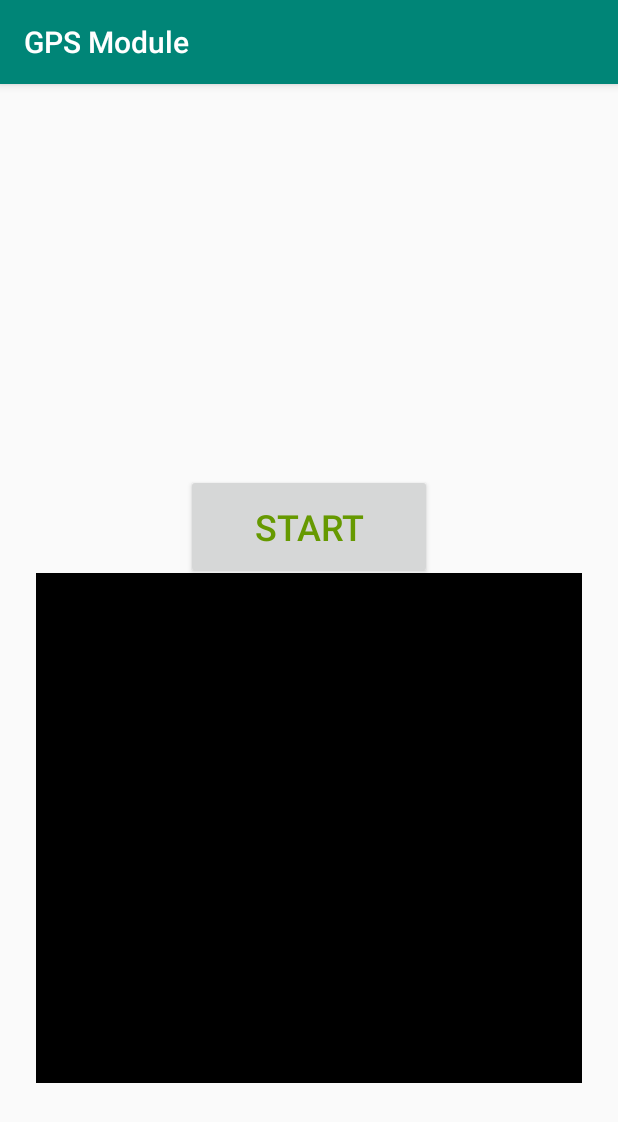
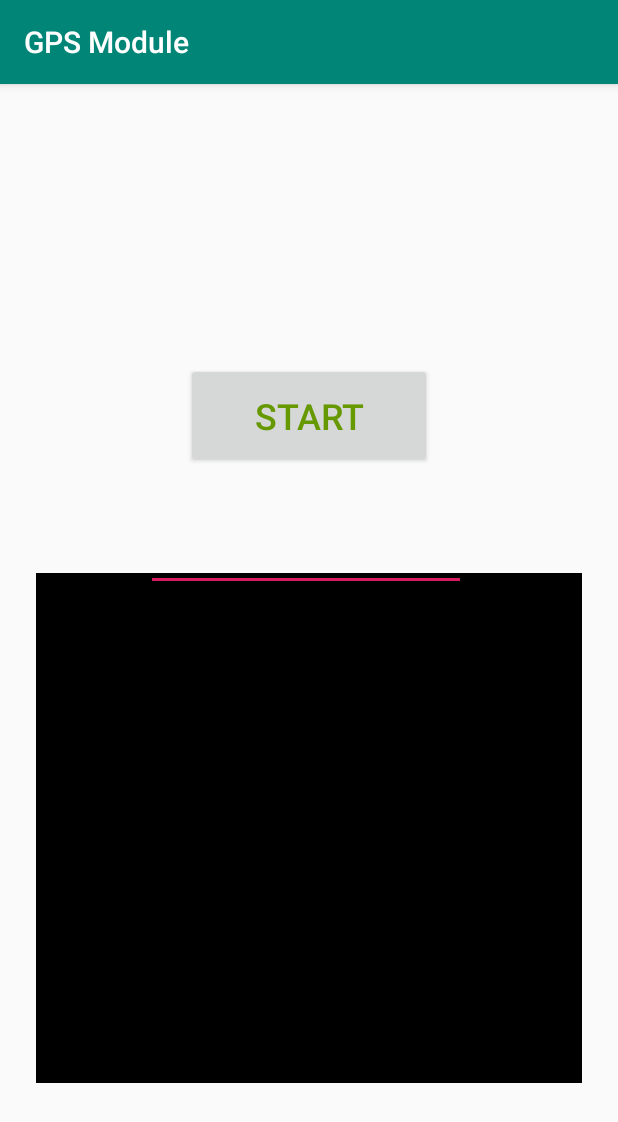
Before and after one commit to ctrl-alt-code-iot-hackathon/Hackinator, an Android app: the screen it shows after launch (MainActivity), on a phone screen of 412 x 824 dp. Shown: the top 1122 px of the screen. Run offline under Robolectric (Android 15) with nearby library versions, the phone set to English and light mode, and no system bars; libraries missing offline, so code that uses them is left out: com.jcraft.jsch.

Commit message:
Final Files Edited

```diff
--- a/src/GPSModule/app/build.gradle
+++ b/src/GPSModule/app/build.gradle
@@ -19,11 +19,11 @@ android {
 }
 
 dependencies {
-    implementation fileTree(dir: 'libs', include: ['*.jar'])
+    implementation fileTree(include: ['*.jar'], dir: 'libs')
     implementation 'com.android.support:appcompat-v7:28.0.0'
     implementation 'com.android.support.constraint:constraint-layout:1.1.3'
     testImplementation 'junit:junit:4.12'
     androidTestImplementation 'com.android.support.test:runner:1.0.2'
     androidTestImplementation 'com.android.support.test.espresso:espresso-core:3.0.2'
-    implementation 'com.mcxiaoke.volley:library:1.0.19'
+    implementation files('libs/jsch-0.1.55.jar')
 }
--- a/src/GPSModule/app/src/main/res/layout/activity_main.xml
+++ b/src/GPSModule/app/src/main/res/layout/activity_main.xml
@@ -14,7 +14,7 @@
         android:layout_alignParentBottom="true"
         android:layout_marginStart="124dp"
         android:layout_marginEnd="124dp"
-        android:layout_marginBottom="438dp"
+        android:layout_marginBottom="512dp"
         android:text="START"
         android:textColor="@android:color/holo_green_dark"
         android:textSize="24sp" />
@@ -35,4 +35,15 @@
         android:textAlignment="textStart"
         android:textColor="@color/colorAccent" />
 
+    <EditText
+        android:id="@+id/editText"
+        android:layout_width="wrap_content"
+        android:layout_height="wrap_content"
+        android:layout_alignParentEnd="true"
+        android:layout_alignParentBottom="true"
+        android:layout_marginEnd="101dp"
+        android:layout_marginBottom="430dp"
+        android:ems="10"
+        android:inputType="textPersonName" />
+
 </RelativeLayout>
```
Also changed, not shown: src/GPSModule/app/src/main/java/com/example/gpsmodule/MainActivity.java (+65 -47 lines).
